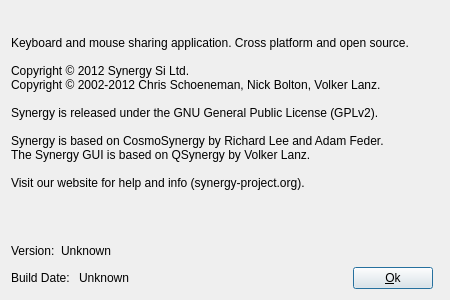
This is src/gui/res/AboutDialogBase.ui in deskflow/deskflow as Qt 5 draws it before an edit. The edited form follows.
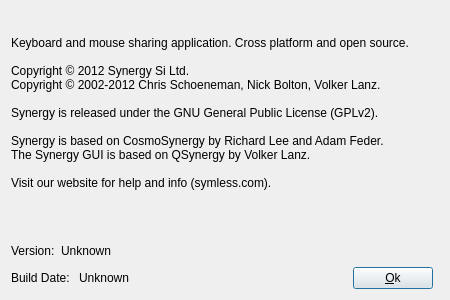
This is the edited form. Icons and pictures are not drawn.

```diff
--- a/src/gui/res/AboutDialogBase.ui
+++ b/src/gui/res/AboutDialogBase.ui
@@ -57,7 +57,7 @@
 Synergy is released under the GNU General Public License (GPLv2).&lt;br /&gt;&lt;br /&gt;
 Synergy is based on CosmoSynergy by Richard Lee and Adam Feder.&lt;br /&gt;
 The Synergy GUI is based on QSynergy by Volker Lanz.&lt;br /&gt;&lt;br /&gt;
-Visit our website for help and info (synergy-project.org).
+Visit our website for help and info (symless.com).
 &lt;/p&gt;</string>
      </property>
      <property name="margin">
```
